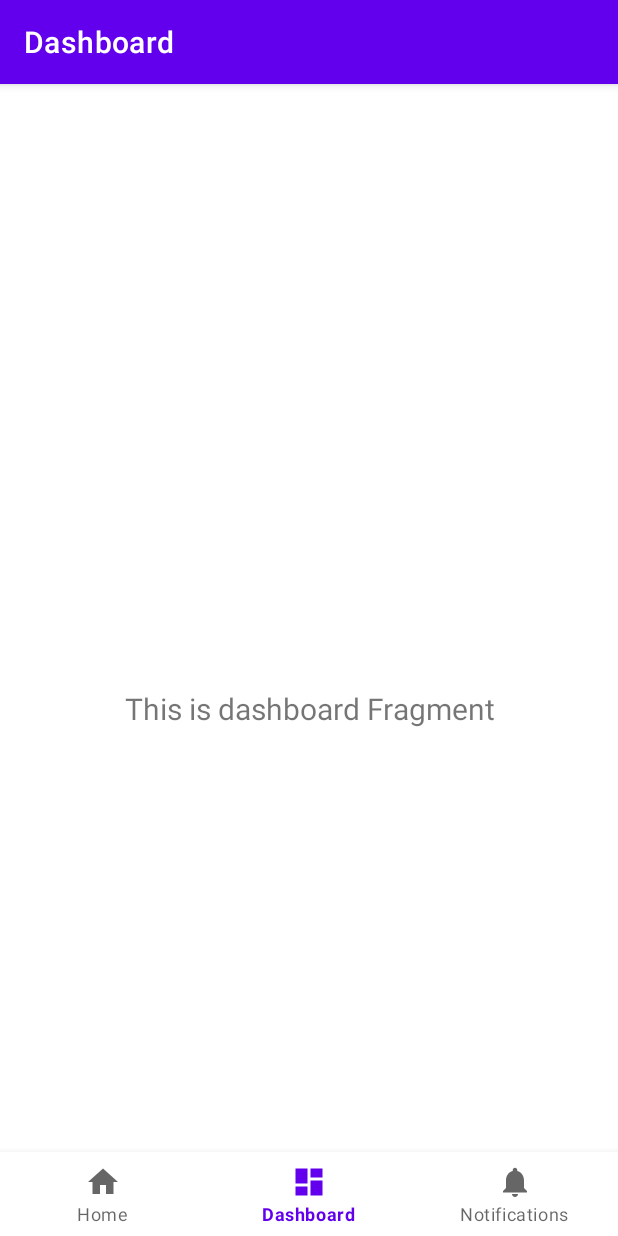
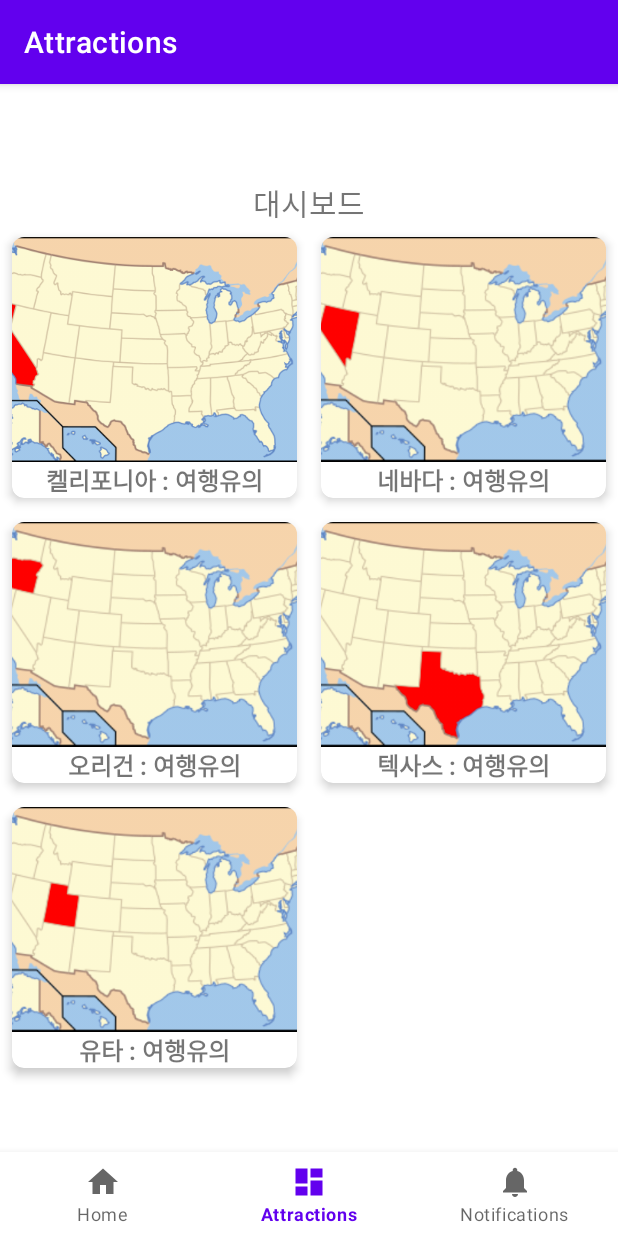
Before and after one commit to bamnamu/flow_camp, an Android app: the DashboardFragment screen opened through its navigation route, on a phone screen of 412 x 824 dp. Run offline under Robolectric (Android 15) with nearby library versions, the phone set to English and light mode, and no system bars; our stand-ins replace navigation-ui.

Commit message:
second_day

```diff
--- a/app/build.gradle.kts
+++ b/app/build.gradle.kts
@@ -48,6 +48,9 @@ dependencies {
     implementation(libs.androidx.lifecycle.viewmodel.ktx)
     implementation(libs.androidx.navigation.fragment.ktx)
     implementation(libs.androidx.navigation.ui.ktx)
+    implementation(libs.androidx.recyclerview)
+    implementation(libs.androidx.cardview)
+    implementation(libs.gson)
     testImplementation(libs.junit)
     androidTestImplementation(libs.androidx.junit)
     androidTestImplementation(libs.androidx.espresso.core)
--- /dev/null
+++ b/app/src/main/java/com/example/flowcamp_week1/Photo_item.kt
@@ -0,0 +1,6 @@
+package com.example.flowcamp_week1
+
+data class PhotoItem(
+    val imageResId: Int,    // 이미지 리소스 ID
+    val description: String // 이미지 설명
+)
--- a/app/src/main/java/com/example/flowcamp_week1/ui/dashboard/DashboardFragment.kt
+++ b/app/src/main/java/com/example/flowcamp_week1/ui/dashboard/DashboardFragment.kt
@@ -4,35 +4,50 @@ import android.os.Bundle
 import android.view.LayoutInflater
 import android.view.View
 import android.view.ViewGroup
-import android.widget.TextView
 import androidx.fragment.app.Fragment
-import androidx.lifecycle.ViewModelProvider
+import androidx.recyclerview.widget.GridLayoutManager
 import com.example.flowcamp_week1.databinding.FragmentDashboardBinding
+import com.example.flowcamp_week1.utils.loadPhotoData
+import com.example.flowcamp_week1.utils.tab2_data_tree
 
 class DashboardFragment : Fragment() {
 
     private var _binding: FragmentDashboardBinding? = null
+    private val binding get() = _binding!!
 
-    // This property is only valid between onCreateView and
-    // onDestroyView.
-    private val binding get() = _binding!!
+    private var currentPhotoData: List<tab2_data_tree> = emptyList()
 
     override fun onCreateView(
         inflater: LayoutInflater,
         container: ViewGroup?,
         savedInstanceState: Bundle?
     ): View {
-        val dashboardViewModel =
-            ViewModelProvider(this).get(DashboardViewModel::class.java)
+        _binding = FragmentDashboardBinding.inflate(inflater, container, false)
+        return binding.root
+    }
 
-        _binding = FragmentDashboardBinding.inflate(inflater, container, false)
-        val root: View = binding.root
+    override fun onViewCreated(view: View, savedInstanceState: Bundle?) {
+        super.onViewCreated(view, savedInstanceState)
 
-        val textView: TextView = binding.textDashboard
-        dashboardViewModel.text.observe(viewLifecycleOwner) {
-            textView.text = it
+        // JSON 데이터 로드
+        val allPhotoData = loadPhotoData(requireContext()) // JSON 데이터를 로드
+        currentPhotoData = allPhotoData // 최상위 데이터로 초기화
+
+        // RecyclerView 초기화
+        setupRecyclerView(currentPhotoData)
+    }
+
+    private fun setupRecyclerView(photoData: List<tab2_data_tree>) {
+        val recyclerView = binding.recyclerView
+        recyclerView.layoutManager = GridLayoutManager(requireContext(), 2)
+
+        // RecyclerView 어댑터 설정
+        recyclerView.adapter = PhotoAdapter(photoData) { children ->
+            if (children.isNotEmpty()) {
+                currentPhotoData = children
+                setupRecyclerView(children)
+            }
         }
-        return root
     }
 
     override fun onDestroyView() {
--- /dev/null
+++ b/app/src/main/java/com/example/flowcamp_week1/ui/dashboard/photo_adpater.kt
@@ -0,0 +1,69 @@
+package com.example.flowcamp_week1.ui.dashboard
+
+import android.app.AlertDialog
+import android.view.LayoutInflater
+import android.view.View
+import android.view.ViewGroup
+import android.widget.ImageView
+import android.widget.TextView
+import androidx.recyclerview.widget.RecyclerView
+import com.example.flowcamp_week1.R
+import com.example.flowcamp_week1.PhotoItem
+import com.example.flowcamp_week1.utils.tab2_data_tree
+
+class PhotoAdapter(private val photoList: List<tab2_data_tree>,
+    private val onPhotoClick: (List<tab2_data_tree>) -> Unit) :
+    RecyclerView.Adapter<PhotoAdapter.PhotoViewHolder>() {
+
+    class PhotoViewHolder(itemView: View) : RecyclerView.ViewHolder(itemView) {
+        val imageView: ImageView = itemView.findViewById(R.id.imageView)
+        val textView: TextView = itemView.findViewById(R.id.textView)
+    }
+
+    override fun onCreateViewHolder(parent: ViewGroup, viewType: Int): PhotoViewHolder {
+        val view = LayoutInflater.from(parent.context)
+            .inflate(R.layout.item_photo, parent, false)
+        return PhotoViewHolder(view)
+    }
+
+    override fun onBindViewHolder(holder: PhotoViewHolder, position: Int) {
+        val photo = photoList[position]
+        val context = holder.itemView.context
+
+        // 이미지와 텍스트 설정
+        val imageResId = context.resources.getIdentifier(photo.image, "drawable", context.packageName)
+        holder.imageView.setImageResource(imageResId)
+        holder.textView.text = photo.description
+
+        // 클릭 이벤트 처리
+        holder.itemView.setOnClickListener {
+            if (photo.children.isNotEmpty()) {
+                onPhotoClick(photo.children) // 하위 데이터 전달
+            }
+        }
+    }
+
+
+    override fun getItemCount(): Int = photoList.size
+
+    private fun showDetailDialog(view: View, photo: tab2_data_tree) {
+        val dialogView = LayoutInflater.from(view.context).inflate(R.layout.tab2_photo_detail, null)
+        val imageView: ImageView = dialogView.findViewById(R.id.dialog_image)
+        val textView: TextView = dialogView.findViewById(R.id.dialog_description)
+
+        // 이미지 및 텍스트 설정
+        val context = view.context
+        val imageResId = context.resources.getIdentifier(photo.image, "drawable", context.packageName)
+        imageView.setImageResource(imageResId)
+        textView.text = photo.description
+
+        // 다이얼로그 생성
+        AlertDialog.Builder(view.context)
+            .setView(dialogView)
+            .setPositiveButton("닫기") { dialog, _ ->
+                dialog.dismiss()
+            }
+            .create()
+            .show()
+    }
+}
--- /dev/null
+++ b/app/src/main/java/com/example/flowcamp_week1/utils/json_utils.kt
@@ -0,0 +1,25 @@
+package com.example.flowcamp_week1.utils
+
+import android.content.Context
+import com.google.gson.Gson
+import com.google.gson.reflect.TypeToken
+import com.example.flowcamp_week1.R
+
+// 데이터 클래스
+data class tab2_data_tree(
+    val image: String,
+    val description: String,
+    val children: List<tab2_data_tree> = emptyList() // 기본값 설정
+)
+
+// JSON 데이터를 읽어오는 함수
+fun loadPhotoData(context: Context): List<tab2_data_tree> {
+    // JSON 파일 읽기
+    val inputStream = context.resources.openRawResource(R.raw.tab2_photo_states)
+    val json = inputStream.bufferedReader().use { it.readText() }
+
+    // JSON 데이터를 파싱하여 반환
+    val gson = Gson()
+    val type = object : TypeToken<List<tab2_data_tree>>() {}.type
+    return gson.fromJson(json, type)
+}
--- a/app/src/main/res/layout/fragment_dashboard.xml
+++ b/app/src/main/res/layout/fragment_dashboard.xml
@@ -1,22 +1,33 @@
 <?xml version="1.0" encoding="utf-8"?>
-<androidx.constraintlayout.widget.ConstraintLayout xmlns:android="http://schemas.android.com/apk/res/android"
+<androidx.constraintlayout.widget.ConstraintLayout
+    xmlns:android="http://schemas.android.com/apk/res/android"
     xmlns:app="http://schemas.android.com/apk/res-auto"
     xmlns:tools="http://schemas.android.com/tools"
     android:layout_width="match_parent"
     android:layout_height="match_parent"
     tools:context=".ui.dashboard.DashboardFragment">
 
+    <!-- TextView -->
     <TextView
         android:id="@+id/text_dashboard"
         android:layout_width="match_parent"
         android:layout_height="wrap_content"
-        android:layout_marginStart="8dp"
-        android:layout_marginTop="8dp"
-        android:layout_marginEnd="8dp"
+        android:layout_margin="8dp"
+        android:text="대시보드"
         android:textAlignment="center"
         android:textSize="20sp"
+        app:layout_constraintTop_toTopOf="parent"
+        app:layout_constraintStart_toStartOf="parent"
+        app:layout_constraintEnd_toEndOf="parent" />
+
+    <!-- RecyclerView -->
+    <androidx.recyclerview.widget.RecyclerView
+        android:id="@+id/recyclerView"
+        android:layout_width="match_parent"
+        android:layout_height="0dp"
+        app:layout_constraintTop_toBottomOf="@id/text_dashboard"
         app:layout_constraintBottom_toBottomOf="parent"
-        app:layout_constraintEnd_toEndOf="parent"
         app:layout_constraintStart_toStartOf="parent"
-        app:layout_constraintTop_toTopOf="parent" />
+        app:layout_constraintEnd_toEndOf="parent" />
+
 </androidx.constraintlayout.widget.ConstraintLayout>
--- /dev/null
+++ b/app/src/main/res/layout/item_photo.xml
@@ -0,0 +1,38 @@
+<androidx.cardview.widget.CardView
+    xmlns:android="http://schemas.android.com/apk/res/android"
+    xmlns:app="http://schemas.android.com/apk/res-auto"
+    android:layout_width="match_parent"
+    android:layout_height="wrap_content"
+    android:layout_margin="8dp"
+    app:cardCornerRadius="8dp"
+    app:cardElevation="4dp">
+
+    <androidx.constraintlayout.widget.ConstraintLayout
+        android:layout_width="match_parent"
+        android:layout_height="wrap_content">
+
+        <!-- 이미지 -->
+        <ImageView
+            android:id="@+id/imageView"
+            android:layout_width="0dp"
+            android:layout_height="150dp"
+            android:scaleType="centerCrop"
+            app:layout_constraintTop_toTopOf="parent"
+            app:layout_constraintStart_toStartOf="parent"
+            app:layout_constraintEnd_toEndOf="parent" />
+
+        <!-- 텍스트 -->
+        <TextView
+            android:id="@+id/textView"
+            android:layout_width="0dp"
+            android:layout_height="wrap_content"
+            android:text="사진 설명"
+            android:textSize="16sp"
+            android:textStyle="bold"
+            android:gravity="center"
+            app:layout_constraintTop_toBottomOf="@id/imageView"
+            app:layout_constraintStart_toStartOf="parent"
+            app:layout_constraintEnd_toEndOf="parent" />
+
+    </androidx.constraintlayout.widget.ConstraintLayout>
+</androidx.cardview.widget.CardView>
--- a/app/src/main/res/values/strings.xml
+++ b/app/src/main/res/values/strings.xml
@@ -1,6 +1,6 @@
 <resources>
     <string name="app_name">flowcamp_week1</string>
     <string name="title_home">Home</string>
-    <string name="title_dashboard">Dashboard</string>
+    <string name="title_dashboard">Attractions</string>
     <string name="title_notifications">Notifications</string>
 </resources>
--- a/build.gradle.kts
+++ b/build.gradle.kts
@@ -2,4 +2,5 @@
 plugins {
     alias(libs.plugins.android.application) apply false
     alias(libs.plugins.kotlin.android) apply false
+    //alias(libs.plugins.kotlin.compose) apply false
 }
```
Also changed, not shown: app/src/main/res/layout/tab2_photo_detail.xml (added, +29 -0 lines), app/src/main/res/raw/tab2_photo_states.json (added, +36 -0 lines), gradle/libs.versions.toml (+11 -0 lines), app/src/main/res/drawable/california.png (added), app/src/main/res/drawable/california_1.jpeg (added), app/src/main/res/drawable/california_2.jpeg (added), app/src/main/res/drawable/nevada.png (added), app/src/main/res/drawable/oregon.png (added), app/src/main/res/drawable/texas.png (added), app/src/main/res/drawable/utah.png (added).
